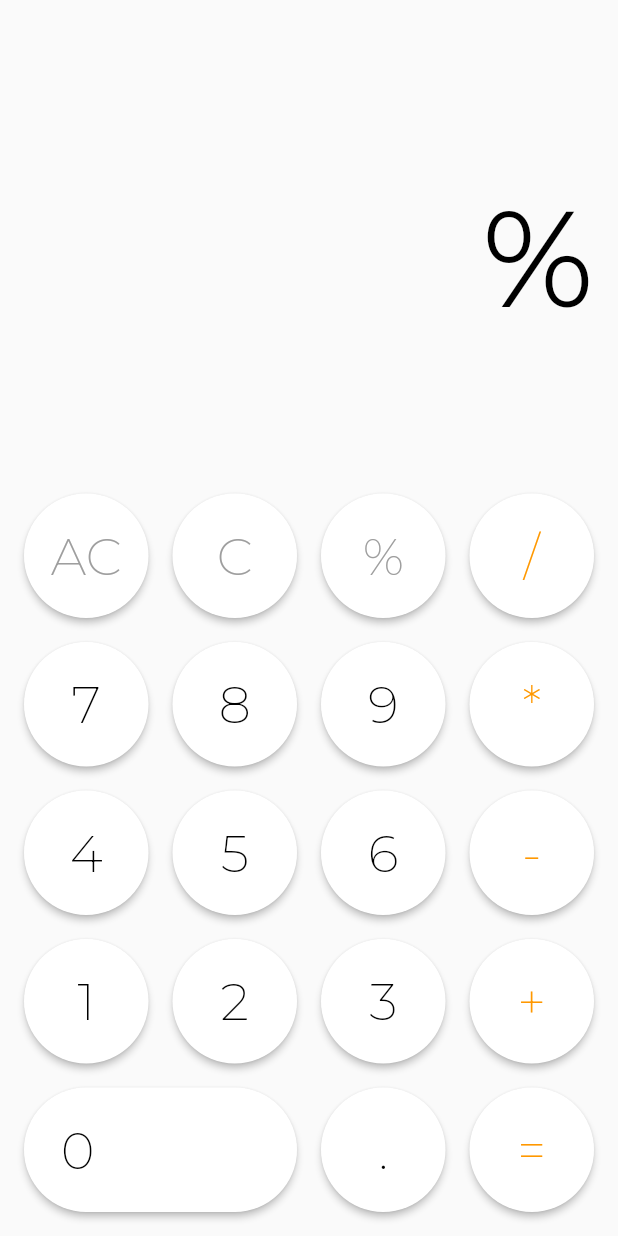
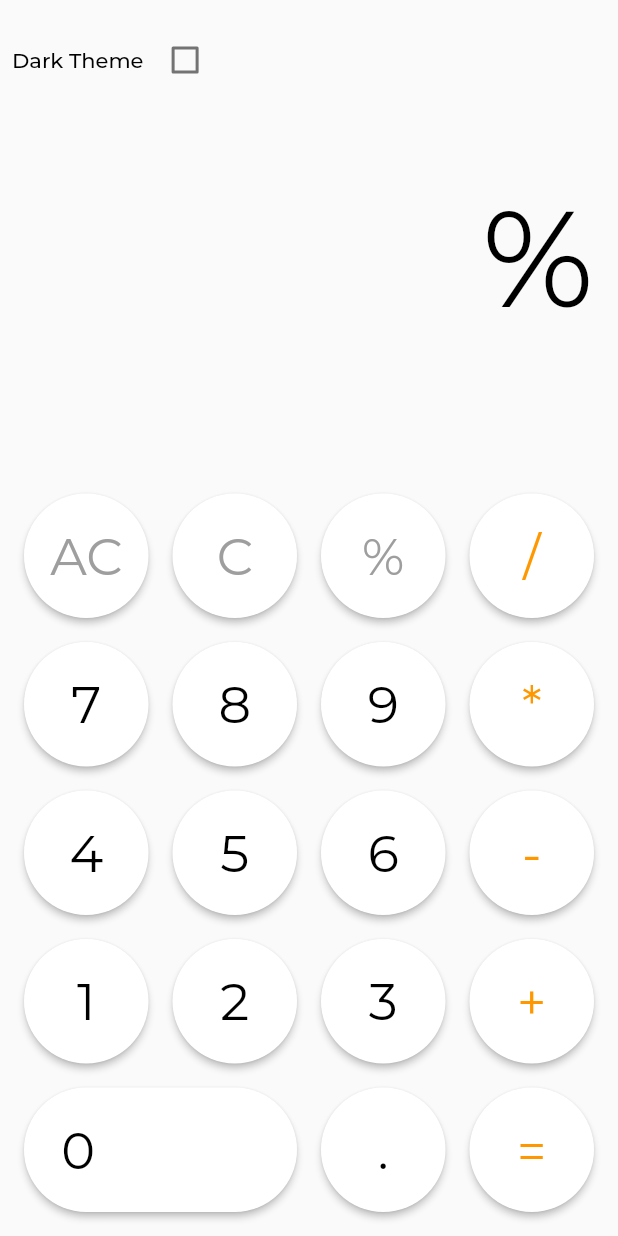
Before and after one commit to Musawwir-TPS/calculator_app, a Flutter app: the screen it shows after launch, after a tap on an icon or button, on a phone screen of 412 x 824 dp. Run offline on Flutter 3.47's test engine with Material 2 defaults, Android fonts, the phone set to English and light mode, and no system bars; drawn by our look-alikes of auto_size_text; our stand-ins replace google_fonts, math_expressions, shared_preferences.

Commit message:
theme implementation

```diff
--- a/lib/main.dart
+++ b/lib/main.dart
@@ -1,32 +1,50 @@
 import 'package:auto_size_text/auto_size_text.dart';
+import 'package:calculator_app/theming/dart_theme_provider.dart';
+import 'package:calculator_app/theming/style.dart';
 import 'package:calculator_app/widgets/number_button_widget.dart';
 import 'package:calculator_app/widgets/zero_button_widget.dart';
 import 'package:flutter/material.dart';
-import 'package:google_fonts/google_fonts.dart';
 import 'package:math_expressions/math_expressions.dart';
+import 'package:provider/provider.dart';
 
 void main() {
   runApp(const MyApp());
 }
 
-class MyApp extends StatelessWidget {
+class MyApp extends StatefulWidget {
   const MyApp({Key? key}) : super(key: key);
 
   @override
+  State<MyApp> createState() => _MyAppState();
+}
+
+class _MyAppState extends State<MyApp> {
+  DarkThemeProvider themeChangeProvider = DarkThemeProvider();
+
+  @override
+  void initState() {
+    super.initState();
+    getCurrentAppTheme();
+  }
+
+  void getCurrentAppTheme() async {
+    themeChangeProvider.darkTheme =
+        await themeChangeProvider.darkThemePreference.getTheme();
+  }
+
+  @override
   Widget build(BuildContext context) {
+    return ChangeNotifierProvider(create: (_) {
+      return themeChangeProvider;
+    }, child: Consumer<DarkThemeProvider>(
+      builder: (context, value, child) {
         return MaterialApp(
-      theme: ThemeData(
-        primarySwatch: Colors.grey,
-        textTheme: TextTheme(
-          headline4: GoogleFonts.montserrat(
-            fontWeight: FontWeight.w200,
-            fontStyle: FontStyle.normal,
-            color: Colors.black,
-          ),
-        ),
-      ),
+          debugShowCheckedModeBanner: false,
+          theme: Styles.themeData(themeChangeProvider.darkTheme, context),
           home: const MainScreen(),
         );
+      },
+    ));
   }
 }
 
@@ -74,8 +92,11 @@ class _MainScreenState extends State<MainScreen> {
 
   @override
   Widget build(BuildContext context) {
+    final themeChange = Provider.of<DarkThemeProvider>(context);
     return Scaffold(
-      body: Container(
+      body: Stack(
+        children: [
+          Container(
             padding: const EdgeInsets.all(16),
             child: Column(
               children: [
@@ -85,11 +106,9 @@ class _MainScreenState extends State<MainScreen> {
                       alignment: Alignment.centerRight,
                       child: AutoSizeText(
                         _expression,
-                    maxLines: 2,
+                        maxLines: 1,
                         style: Theme.of(context).textTheme.headline4!.copyWith(
-                        fontWeight: FontWeight.w400,
-                        fontSize: 90,
-                        color: Colors.black),
+                            fontWeight: FontWeight.w400, fontSize: 90),
                       ),
                     )),
                 Row(
@@ -192,6 +211,28 @@ class _MainScreenState extends State<MainScreen> {
               ],
             ),
           ),
+          Align(
+            alignment: Alignment.topLeft,
+            child: Container(
+              padding: const EdgeInsets.only(top: 16, left: 8),
+              child: Row(
+                children: [
+                  Text(
+                    'Dark Theme ',
+                    style: Theme.of(context).textTheme.bodyText1,
+                  ),
+                  Checkbox(
+                    value: themeChange.darkTheme,
+                    onChanged: (val) {
+                      themeChange.darkTheme = val ?? false;
+                    },
+                  ),
+                ],
+              ),
+            ),
+          )
+        ],
+      ),
     );
   }
 }
--- /dev/null
+++ b/lib/theming/dark_theme_preference.dart
@@ -0,0 +1,15 @@
+import 'package:shared_preferences/shared_preferences.dart';
+
+class DarkThemePreference {
+  static const themeStatus = "THEMESTATUS";
+
+  setDarkTheme(bool value) async {
+    SharedPreferences prefs = await SharedPreferences.getInstance();
+    prefs.setBool(themeStatus, value);
+  }
+
+  Future<bool> getTheme() async {
+    SharedPreferences prefs = await SharedPreferences.getInstance();
+    return prefs.getBool(themeStatus) ?? false;
+  }
+}
--- /dev/null
+++ b/lib/theming/dart_theme_provider.dart
@@ -0,0 +1,15 @@
+import 'package:calculator_app/theming/dark_theme_preference.dart';
+import 'package:flutter/material.dart';
+
+class DarkThemeProvider with ChangeNotifier {
+  DarkThemePreference darkThemePreference = DarkThemePreference();
+  bool _darkTheme = false;
+
+  bool get darkTheme => _darkTheme;
+
+  set darkTheme(bool value) {
+    _darkTheme = value;
+    darkThemePreference.setDarkTheme(value);
+    notifyListeners();
+  }
+}
--- /dev/null
+++ b/lib/theming/style.dart
@@ -0,0 +1,21 @@
+import 'dart:ui';
+
+import 'package:flutter/material.dart';
+import 'package:google_fonts/google_fonts.dart';
+
+class Styles {
+  static ThemeData themeData(bool isDarkTheme, BuildContext context) {
+    return ThemeData(
+      primarySwatch: Colors.blueGrey,
+      primaryColor: isDarkTheme ? Colors.black : Colors.white,
+      backgroundColor: isDarkTheme ? Colors.black : Colors.white,
+      disabledColor: Colors.grey,
+      textTheme: TextTheme(
+          bodyText1: GoogleFonts.montserrat(
+              color: isDarkTheme ? Colors.white : Colors.black),
+          headline4: GoogleFonts.montserrat(
+              color: isDarkTheme ? Colors.white : Colors.black)),
+      brightness: isDarkTheme ? Brightness.dark : Brightness.light,
+    );
+  }
+}
--- a/lib/widgets/number_button_widget.dart
+++ b/lib/widgets/number_button_widget.dart
@@ -1,3 +1,4 @@
+import 'package:auto_size_text/auto_size_text.dart';
 import 'package:flutter/material.dart';
 
 class NumberButtonWidget extends StatelessWidget {
@@ -16,13 +17,18 @@ class NumberButtonWidget extends StatelessWidget {
       height: size,
       child: ElevatedButton(
         style: ElevatedButton.styleFrom(
-            shape: const CircleBorder(), primary: Colors.white),
-        child: Text(
+          shape: const CircleBorder(),
+          primary: Theme.of(context).primaryColor,
+        ),
+        child: AutoSizeText(
           title,
-          style: Theme.of(context)
-              .textTheme
-              .headline4!
-              .copyWith(color: titleColor ?? Colors.black),
+          maxLines: 1,
+          style: titleColor != null
+              ? Theme.of(context)
+                  .textTheme
+                  .headline4!
+                  .copyWith(color: titleColor)
+              : Theme.of(context).textTheme.headline4,
         ),
         onPressed: () {
           onPressFun(title);
--- a/lib/widgets/zero_button_widget.dart
+++ b/lib/widgets/zero_button_widget.dart
@@ -15,7 +15,7 @@ class ZeroButtonWidget extends StatelessWidget {
             shape: RoundedRectangleBorder(
               borderRadius: BorderRadius.circular(45.0),
             ),
-            primary: Colors.white),
+            primary: Theme.of(context).primaryColor),
         child: Align(
           alignment: Alignment.centerLeft,
           child: Text(
--- a/pubspec.yaml
+++ b/pubspec.yaml
@@ -37,6 +37,8 @@ dependencies:
   google_fonts: ^2.1.0
   auto_size_text: ^3.0.0
   math_expressions: ^2.2.0
+  shared_preferences: ^2.0.8
+  provider: ^6.0.1
 
 dev_dependencies:
   flutter_test:
```
Lines whose indentation alone changed are shown as unchanged.
